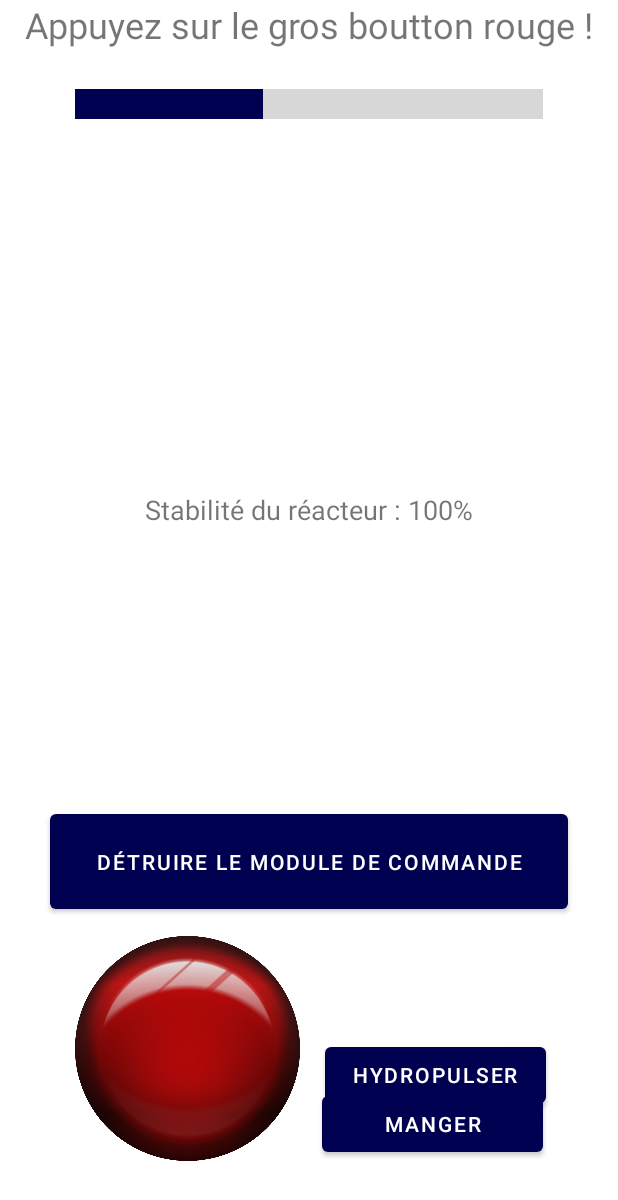
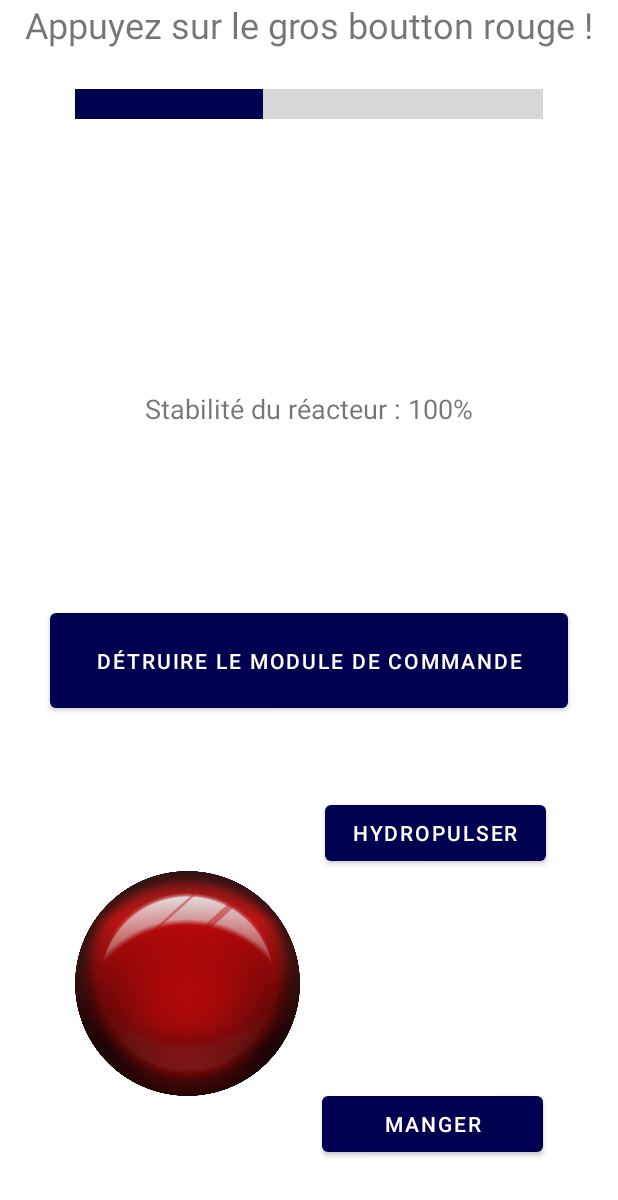
Before and after one commit to LPDIM-ANNECY/Space_Dim_group_2, an Android app: the layout activity_dashboard.xml on its own in the app's theme, with its tools: preview values and no code run, on a phone screen of 412 x 824 dp. Shown: the top 1200 px of the screen. Run offline under Robolectric (Android 15) with nearby library versions, the phone set to English and light mode, and no system bars.

Commit message:
add strings value

```diff
--- a/app/src/main/res/layout/activity_dashboard.xml
+++ b/app/src/main/res/layout/activity_dashboard.xml
@@ -10,7 +10,7 @@
         android:layout_width="147dp"
         android:layout_height="49dp"
         android:layout_marginEnd="48dp"
-        android:text="Hydropulser"
+        android:text="@string/dashboard_second_button"
         app:layout_constraintEnd_toEndOf="parent"
         app:layout_constraintTop_toTopOf="@+id/guideline" />
 
@@ -20,7 +20,7 @@
         android:layout_height="75dp"
         android:layout_marginStart="50dp"
         android:layout_marginEnd="50dp"
-        android:text="Détruire le module de commande"
+        android:text="@string/dashboard_first_button"
         app:layout_constraintBottom_toTopOf="@+id/guideline"
         app:layout_constraintEnd_toEndOf="parent"
         app:layout_constraintStart_toStartOf="parent"
@@ -33,7 +33,7 @@
         android:layout_height="49dp"
         android:layout_marginEnd="50dp"
         android:layout_marginBottom="50dp"
-        android:text="Manger"
+        android:text="@string/dashboard_third_button"
         app:layout_constraintBottom_toBottomOf="parent"
         app:layout_constraintEnd_toEndOf="parent" />
 
@@ -41,10 +41,10 @@
         android:id="@+id/imageView2"
         android:layout_width="150dp"
         android:layout_height="150dp"
-        android:layout_marginStart="50dp"
-        android:layout_marginBottom="50dp"
+        android:layout_marginBottom="44dp"
         app:layout_constraintBottom_toBottomOf="parent"
-        app:layout_constraintStart_toStartOf="parent"
+        app:layout_constraintStart_toStartOf="@+id/guideline2"
+        app:layout_constraintTop_toTopOf="@+id/guideline"
         app:srcCompat="@drawable/redButton" />
 
     <androidx.constraintlayout.widget.Guideline
@@ -52,7 +52,7 @@
         android:layout_width="wrap_content"
         android:layout_height="wrap_content"
         android:orientation="horizontal"
-        app:layout_constraintGuide_begin="692dp" />
+        app:layout_constraintGuide_begin="531dp" />
 
     <ProgressBar
         android:id="@+id/progressBar"
@@ -61,14 +61,14 @@
         android:layout_height="142dp"
         android:layout_marginStart="50dp"
         android:layout_marginEnd="50dp"
+        android:max="100"
+        android:progress="40"
+        android:progressTint="@color/primary_light_color"
+        android:scaleY="5"
         app:layout_constraintEnd_toEndOf="parent"
         app:layout_constraintHorizontal_bias="1.0"
         app:layout_constraintStart_toStartOf="parent"
-        tools:layout_editor_absoluteY="206dp"
-        android:progress="40"
-        android:max="100"
-        android:scaleY="5"
-        android:progressTint="@color/primary_light_color"/>
+        tools:layout_editor_absoluteY="206dp" />
 
     <TextView
         android:id="@+id/textView"
@@ -76,7 +76,7 @@
         android:layout_height="wrap_content"
         android:layout_marginStart="50dp"
         android:layout_marginEnd="50dp"
-        android:text="Appuyez sur le gros boutton rouge !"
+        android:text="@string/dashboard_sentence"
         android:textSize="24sp"
         app:layout_constraintEnd_toEndOf="parent"
         app:layout_constraintStart_toStartOf="parent"
@@ -86,11 +86,29 @@
         android:id="@+id/textView2"
         android:layout_width="wrap_content"
         android:layout_height="wrap_content"
-        android:text="Stabilité du réacteur : 100%"
+        android:text="@string/dashboard_state"
         android:textSize="18sp"
         app:layout_constraintBottom_toTopOf="@+id/button7"
         app:layout_constraintEnd_toEndOf="parent"
         app:layout_constraintStart_toStartOf="parent"
         app:layout_constraintTop_toBottomOf="@+id/progressBar" />
 
+    <androidx.constraintlayout.widget.Guideline
+        android:id="@+id/guideline2"
+        android:layout_width="wrap_content"
+        android:layout_height="wrap_content"
+        android:layout_marginStart="50dp"
+        android:orientation="vertical"
+        app:layout_constraintGuide_begin="50dp"
+        app:layout_constraintStart_toStartOf="parent" />
+
+    <androidx.constraintlayout.widget.Guideline
+        android:id="@+id/guideline3"
+        android:layout_width="wrap_content"
+        android:layout_height="wrap_content"
+        android:layout_marginEnd="50dp"
+        android:orientation="vertical"
+        app:layout_constraintEnd_toEndOf="parent"
+        app:layout_constraintGuide_begin="413dp" />
+
 </androidx.constraintlayout.widget.ConstraintLayout>
--- a/app/src/main/res/values/strings.xml
+++ b/app/src/main/res/values/strings.xml
@@ -1,4 +1,5 @@
 <resources>
+    <!-- TODO : trier les strings par catégorie pour plus de lisibilité -->
     <string name="app_name">SpaceDIM</string>
     <string name="end_text_comment_win">Vous avez gagné good Team !</string>
     <string name="end_text_comment_lose">Vous avez perdu expulser un de vos membre dans l\'espace !!</string>
@@ -25,4 +26,9 @@
     <string name="common_loading">Loading...</string>
     <string name="login_title_user_create">registered astronaut</string>
     <string name="login_title_fail">a problem has occurred, try again in a few minutes</string>
+    <string name="dashboard_sentence">Appuyez sur le gros boutton rouge !</string>
+    <string name="dashboard_state">Stabilité du réacteur : 100%</string>
+    <string name="dashboard_first_button">Détruire le module de commande</string>
+    <string name="dashboard_second_button">Hydropulser</string>
+    <string name="dashboard_third_button">Manger</string>
 </resources>
```
